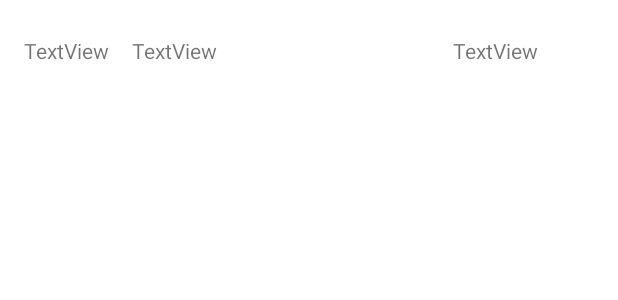
After one commit to hessamasna/MobilePrograming-KingOfQuiz, an Android app: the layout scoreboard_item.xml on its own in the app's theme, with its tools: preview values and no code run, on a phone screen of 412 x 824 dp. The commit adds this screen. Shown: the top 300 px of the screen. Run offline under Robolectric (Android 15) with nearby library versions, the phone set to English and light mode, and no system bars.

Commit message:
ScoreBoard done completely.

```diff
--- /dev/null
+++ b/app/src/main/res/layout/scoreboard_item.xml
@@ -0,0 +1,42 @@
+<?xml version="1.0" encoding="utf-8"?>
+<androidx.constraintlayout.widget.ConstraintLayout xmlns:android="http://schemas.android.com/apk/res/android"
+    xmlns:app="http://schemas.android.com/apk/res-auto"
+    xmlns:tools="http://schemas.android.com/tools"
+    android:layout_width="match_parent"
+    android:layout_height="wrap_content">
+
+    <TextView
+        android:id="@+id/scoreboardUsername"
+        android:layout_width="147dp"
+        android:layout_height="23dp"
+        android:layout_marginStart="88dp"
+        android:layout_marginTop="24dp"
+        android:layout_marginBottom="24dp"
+        android:text="TextView"
+        app:layout_constraintBottom_toBottomOf="parent"
+        app:layout_constraintStart_toStartOf="parent"
+        app:layout_constraintTop_toTopOf="parent"
+        app:layout_constraintVertical_bias="0.0" />
+
+    <TextView
+        android:id="@+id/scoreboardScore"
+        android:layout_width="94dp"
+        android:layout_height="23dp"
+        android:layout_marginTop="24dp"
+        android:layout_marginEnd="16dp"
+        android:layout_marginBottom="24dp"
+        android:text="TextView"
+        app:layout_constraintBottom_toBottomOf="parent"
+        app:layout_constraintEnd_toEndOf="parent"
+        app:layout_constraintTop_toTopOf="parent" />
+
+    <TextView
+        android:id="@+id/scoreboardRank"
+        android:layout_width="wrap_content"
+        android:layout_height="wrap_content"
+        android:layout_marginStart="16dp"
+        android:layout_marginTop="24dp"
+        android:text="TextView"
+        app:layout_constraintStart_toStartOf="parent"
+        app:layout_constraintTop_toTopOf="parent" />
+</androidx.constraintlayout.widget.ConstraintLayout>
```
Also changed, not shown: app/src/main/AndroidManifest.xml (+7 -0 lines), app/src/main/java/com/cip/kingofquiz/GameStarter.java (+7 -0 lines), app/src/main/java/com/cip/kingofquiz/ScoreBoard.java (added, +29 -0 lines), app/src/main/java/com/cip/kingofquiz/adapter/ScoreboardAdapter.java (added, +122 -0 lines), app/src/main/res/drawable/first_man.xml (added, +9 -0 lines), app/src/main/res/drawable/second_one.xml (added, +9 -0 lines), app/src/main/res/drawable/shap.xml (added, +14 -0 lines), app/src/main/res/drawable/third_guy.xml (added, +9 -0 lines), app/src/main/res/drawable/transparent.xml (added, +9 -0 lines), app/src/main/res/layout/activity_game_starter.xml (+16 -5 lines), app/src/main/res/layout/activity_score_board.xml (added, +14 -0 lines), app/src/main/res/layout/scoreboard_popup.xml (added, +90 -0 lines).
